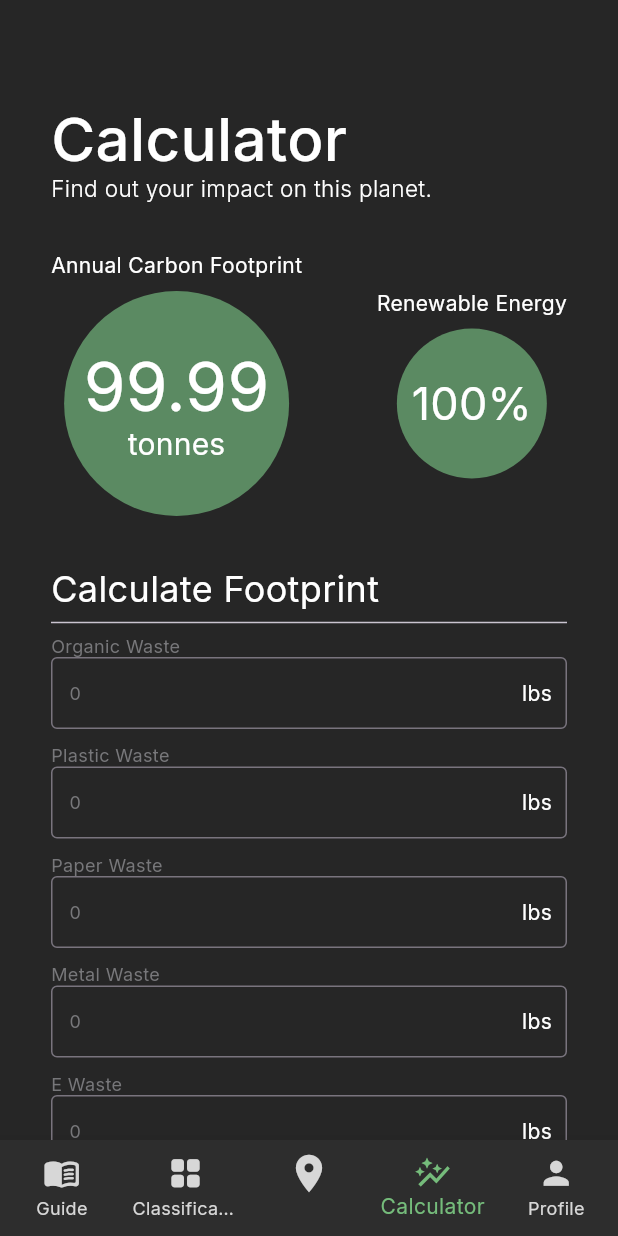
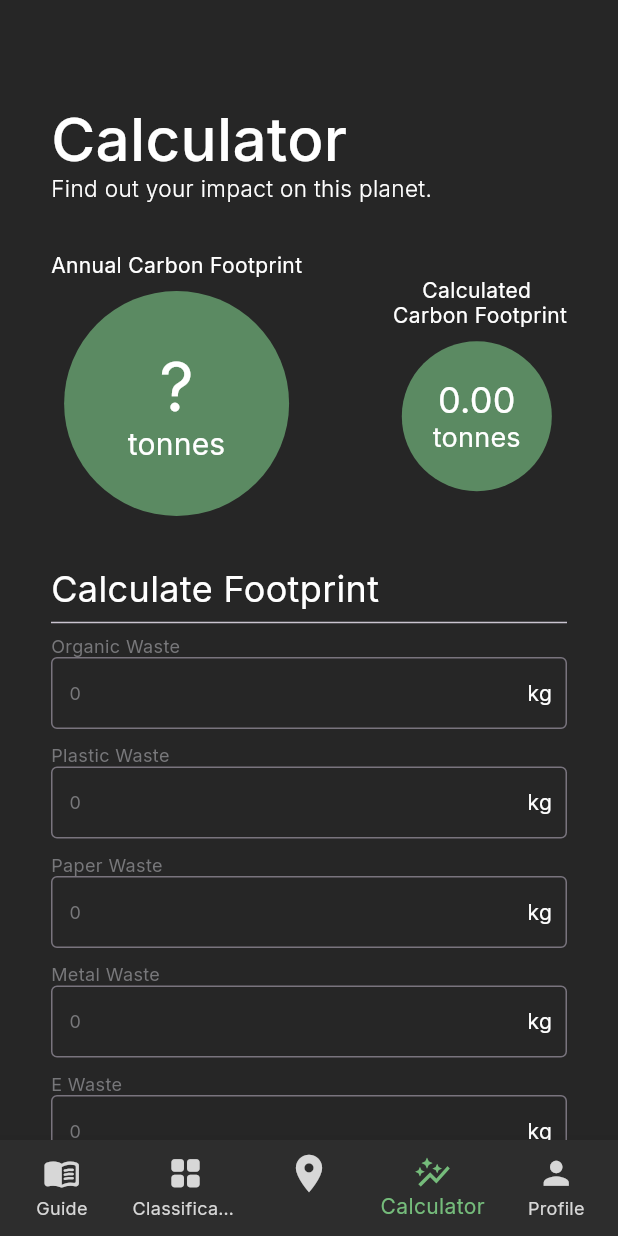
Before and after one commit to competeteam/EcoBin, a Flutter app: the screen it shows after launch, item 4 of the bottom bar chosen, on a phone screen of 412 x 824 dp. Run offline on Flutter 3.47's test engine with Material 3 defaults, Android fonts, the phone set to English and light mode, and no system bars; our stand-ins replace camera, cloud_firestore, firebase_auth, firebase_core, flutter_speed_dial, flutter_spinkit and 6 more; missing offline and left inert: geocoder2, tflite; accounts and stored records are empty; generated files the repository leaves out were written again.

Commit message:
feat: calculate footprint from input

```diff
--- a/lib/page/calculator.dart
+++ b/lib/page/calculator.dart
@@ -1,4 +1,7 @@
+import 'package:dinacom_2024/models/user_model.dart';
 import 'package:flutter/material.dart';
+import 'package:flutter/services.dart';
+import 'package:provider/provider.dart';
 
 class Calculator extends StatefulWidget {
   const Calculator({super.key});
@@ -8,16 +11,53 @@ class Calculator extends StatefulWidget {
 }
 
 class _CalculatorState extends State<Calculator> {
+  String annualCarbonFootprint = "?";
+  String measurementUnit = "\ntonnes";
+  double inputCarbonFootprint = 0;
+  Map<String, double> carbonFootprintPerWaste = {};
+  Map<String, double> carbonFactorPerWaste = {
+    // source: https://www.epa.gov/system/files/documents/2023-03/ghg_emission_factors_hub.pdf
+    // Table 9
+    // Assumption: disposal using landfill method
+    // To convert short tons to kg, we divide by 907.18
+    'Organic Waste' : 0.48  / 907.18,     // mixed organics
+    "Plastic Waste" : 0.02  / 907.18,     // mixed plastics
+    "Paper Waste"   : 0.80  / 907.18,     // mixed paper (general)
+    "Metal Waste"   : 0.02  / 907.18,     // mixed metals
+    "E Waste"       : 0.02  / 907.18,     // mixed electronics
+    "Glass Waste"   : 0.02  / 907.18,     // glass
+  };
+
+  void updateInputCarbonFootprint() {
+    double tempInputCarbonFootprint = 0;
+    carbonFootprintPerWaste.forEach((key, value) {
+      tempInputCarbonFootprint += value * (carbonFactorPerWaste[key] ?? 0);
+    });
+    setState(() {
+      inputCarbonFootprint = tempInputCarbonFootprint;
+    });
+  }
+
   @override
   Widget build(BuildContext context) {
+    final user = Provider.of<UserModel?>(context);
+    if (user != null) {
+
+    }
     return Scaffold(
-      backgroundColor: Color(0xF9212121),
-      body: ListView(
-        padding: EdgeInsets.only(top: 68, left: 34, right: 34),
+      backgroundColor: const Color(0xF9212121),
+      body: NotificationListener<CalculatorInputFieldChanged>(
+        onNotification: (notification) {
+          carbonFootprintPerWaste[notification.wasteType] = notification.value;
+          updateInputCarbonFootprint();
+          return true;
+        },
+        child: ListView(
+          padding: const EdgeInsets.only(top: 68, left: 34, right: 34),
           // mainAxisAlignment: MainAxisAlignment.start,
           // crossAxisAlignment: CrossAxisAlignment.start,
-        children: const <Widget>[
-          Text(
+          children: <Widget>[
+            const Text(
               'Calculator',
               style: TextStyle(
                 color: Colors.white,
@@ -28,7 +68,7 @@ class _CalculatorState extends State<Calculator> {
               ),
             ),
 
-          Text(
+            const Text(
               'Find out your impact on this planet.',
               style: TextStyle(
                 color: Colors.white,
@@ -38,7 +78,7 @@ class _CalculatorState extends State<Calculator> {
                 height: 0,
               ),
             ),
-          SizedBox(
+            const SizedBox(
               height: 34,
             ),
             Row(
@@ -47,7 +87,7 @@ class _CalculatorState extends State<Calculator> {
               children: <Widget>[
                 Column(
                   children: [
-                  Text(
+                    const Text(
                       'Annual Carbon Footprint',
                       style: TextStyle(
                         color: Colors.white,
@@ -57,16 +97,16 @@ class _CalculatorState extends State<Calculator> {
                         height: 0,
                       ),
                     ),
-                  SizedBox(height: 9,),
+                    const SizedBox(height: 9,),
                     CircleAvatar(
                       radius: 75,
-                    backgroundColor: Color(0xFF5B8A62),
+                      backgroundColor: const Color(0xFF5B8A62),
                       child: Text.rich(
                         TextSpan(
                           children: [
                             TextSpan(
-                            text: '99.99\n',
-                            style: TextStyle(
+                              text: annualCarbonFootprint,
+                              style: const TextStyle(
                                 color: Colors.white,
                                 fontSize: 45,
                                 fontFamily: 'Inter',
@@ -75,8 +115,8 @@ class _CalculatorState extends State<Calculator> {
                               ),
                             ),
                             TextSpan(
-                            text: 'tonnes',
-                            style: TextStyle(
+                              text: measurementUnit,
+                              style: const TextStyle(
                                 color: Colors.white,
                                 fontSize: 20,
                                 fontFamily: 'Inter',
@@ -91,11 +131,12 @@ class _CalculatorState extends State<Calculator> {
                     )
                   ],
                 ),
-              Spacer(),
+                const Spacer(),
                 Column(
                   children: [
-                  Text(
-                    'Renewable Energy',
+                    const Text(
+                      'Calculated\n Carbon Footprint',
+                      maxLines: 2,
                       style: TextStyle(
                         color: Colors.white,
                         fontSize: 14,
@@ -103,31 +144,49 @@ class _CalculatorState extends State<Calculator> {
                         fontWeight: FontWeight.w400,
                         height: 0,
                       ),
+                      textAlign: TextAlign.center,
                     ),
-                  SizedBox(height: 9,),
+                    const SizedBox(height: 9,),
                     CircleAvatar(
                         radius: 50,
-                      backgroundColor: Color(0xFF5B8A62),
-                      child: Text(
-                        '100%',
-                        textAlign: TextAlign.center,
-                        style: TextStyle(
+                        backgroundColor: const Color(0xFF5B8A62),
+                        child: Text.rich(
+                          TextSpan(
+                            children: [
+                              TextSpan(
+                                text: inputCarbonFootprint.toStringAsFixed(2),
+                                style: const TextStyle(
                                   color: Colors.white,
-                          fontSize: 30,
+                                  fontSize: 24,
                                   fontFamily: 'Inter',
                                   fontWeight: FontWeight.w400,
                                   height: 0,
                                 ),
-                      )
+                              ),
+                              const TextSpan(
+                                text: '\ntonnes',
+                                style: TextStyle(
+                                  color: Colors.white,
+                                  fontSize: 18,
+                                  fontFamily: 'Inter',
+                                  fontWeight: FontWeight.w400,
+                                  height: 0,
+                                ),
+                              ),
+                            ],
+                          ),
+                          textAlign: TextAlign.center,
+                          overflow: TextOverflow.fade,
+                        ),
                     )
                   ],
                 ),
               ],
             ),
-          SizedBox(
+            const SizedBox(
               height: 34,
             ),
-          Text(
+            const Text(
               "Calculate Footprint",
               style: TextStyle(
                 color: Colors.white,
@@ -137,24 +196,24 @@ class _CalculatorState extends State<Calculator> {
                 height: 0,
               ),
             ),
-          Divider(),
+            const Divider(),
 
-          CalculatorInputField(
+            const CalculatorInputField(
               wasteType: "Organic Waste",
             ),
-          CalculatorInputField(
+            const CalculatorInputField(
               wasteType: "Plastic Waste",
             ),
-          CalculatorInputField(
+            const CalculatorInputField(
               wasteType: "Paper Waste",
             ),
-          CalculatorInputField(
+            const CalculatorInputField(
               wasteType: "Metal Waste",
             ),
-          CalculatorInputField(
+            const CalculatorInputField(
               wasteType: "E Waste",
             ),
-          CalculatorInputField(
+            const CalculatorInputField(
               wasteType: "Glass Waste",
             ),
 
@@ -164,10 +223,17 @@ class _CalculatorState extends State<Calculator> {
 
           ],
         ),
+      ),
     );
   }
 }
 
+
+class CalculatorInputFieldChanged extends Notification {
+  final double value;
+  final String wasteType;
+  CalculatorInputFieldChanged({required this.value, required this.wasteType});
+}
 
 class CalculatorInputField extends StatefulWidget {
   final String wasteType;
@@ -182,6 +248,7 @@ class CalculatorInputField extends StatefulWidget {
 
 class _CalculatorInputFieldState extends State<CalculatorInputField> {
   final FocusNode _focus = FocusNode();
+  final TextEditingController _controller = TextEditingController();
   Color labelColor = const Color(0xFF77777A);
 
   @override
@@ -192,9 +259,25 @@ class _CalculatorInputFieldState extends State<CalculatorInputField> {
 
   @override
   void dispose() {
-    super.dispose();
     _focus.removeListener(_onFocusChange);
     _focus.dispose();
+    _controller.dispose();
+    super.dispose();
+  }
+
+  double getDoubleValue() {
+    // special case if text is empty
+    if (_controller.text == '') {
+      return 0;
+    }
+
+    double? poss = double.tryParse(_controller.text);
+    if (poss == null) {
+      throw Exception("Non numeric input detected at ${widget.wasteType} label.");
+    }
+    else {
+      return poss;
+    }
   }
 
   void _onFocusChange() {
@@ -229,6 +312,16 @@ class _CalculatorInputFieldState extends State<CalculatorInputField> {
           ),
           keyboardType: TextInputType.number,
           focusNode: _focus,
+          controller: _controller,
+          inputFormatters: [
+            FilteringTextInputFormatter.digitsOnly,
+          ],
+          onChanged: (value) {
+            CalculatorInputFieldChanged(
+                value: getDoubleValue(),
+                wasteType: widget.wasteType,
+            ).dispatch(context);
+          },
 
           decoration: const InputDecoration(
             fillColor: Color(0xFF2C2C2E),
@@ -245,7 +338,7 @@ class _CalculatorInputFieldState extends State<CalculatorInputField> {
             ),
             suffixIcon: Padding(
               padding: EdgeInsets.all(10.0),
-              child: Text('lbs', style: TextStyle(color: Colors.white), ),
+              child: Text('kg', style: TextStyle(color: Colors.white), ),
             ),
             suffixIconConstraints: BoxConstraints(minWidth: 0, minHeight: 0),
             suffixStyle: TextStyle(
```
Lines whose indentation alone changed are shown as unchanged.
